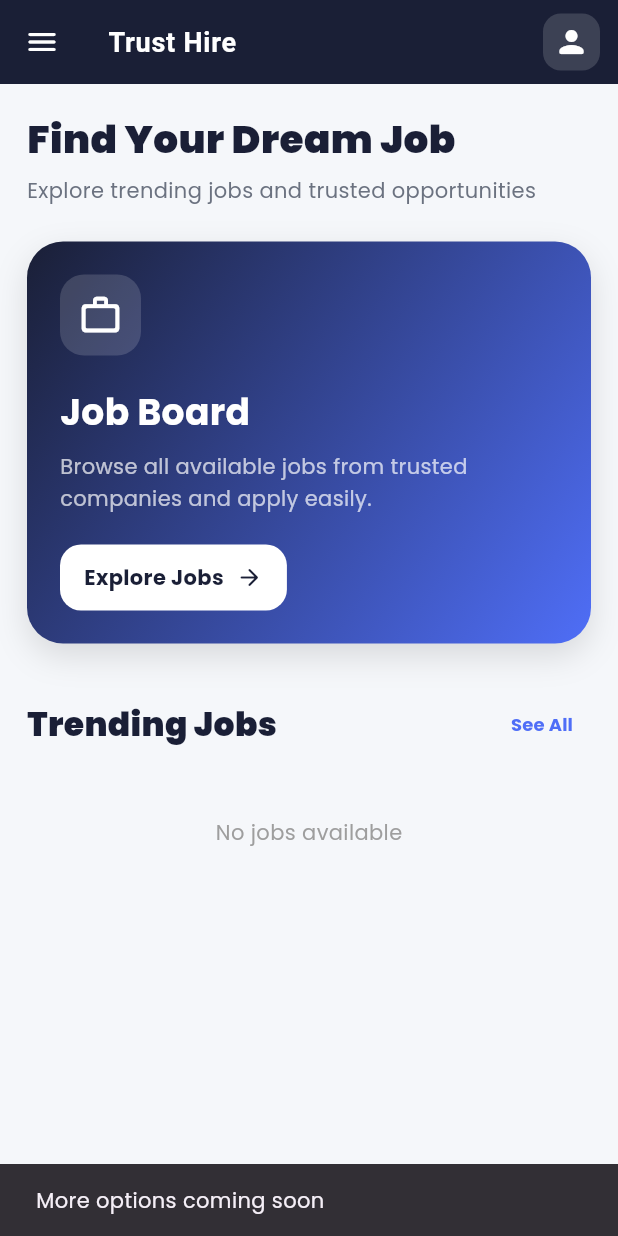
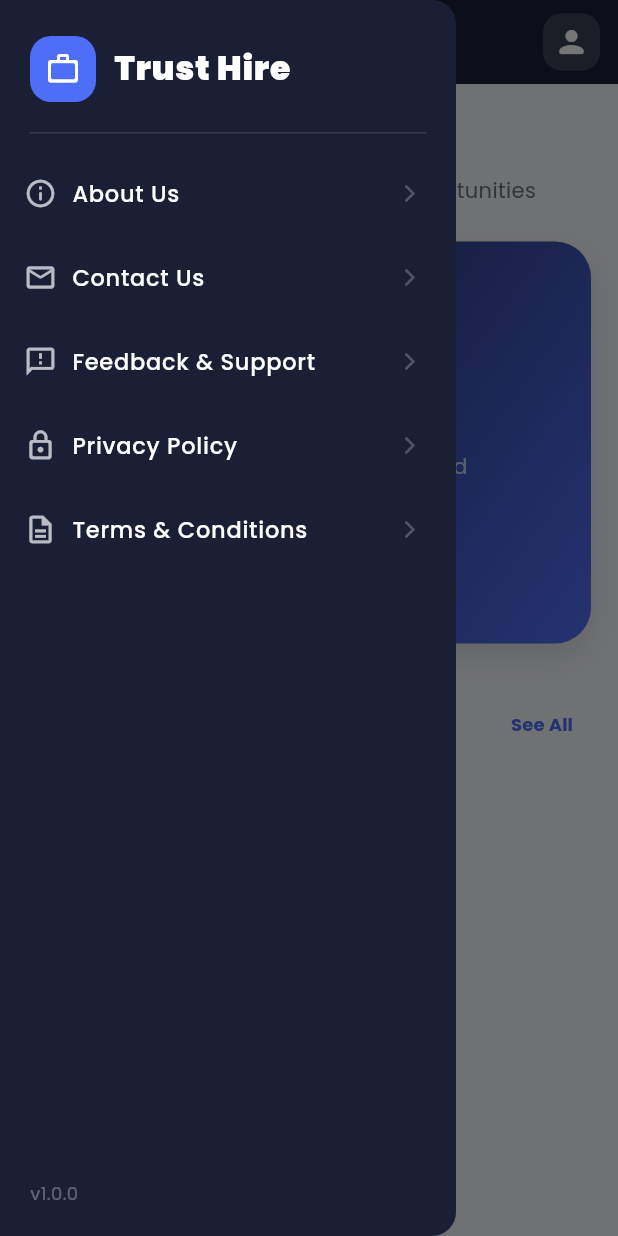
Before and after one commit to IfNusaibaCodes/TrustHire, a Flutter app: the JobFeedPage screen opened directly, after a tap on the "menu" icon, on a phone screen of 412 x 824 dp. Run offline on Flutter 3.47's test engine with Material 3 defaults, Android fonts, the phone set to English and light mode, and no system bars; our stand-ins replace get, google_fonts, iconsax, smooth_page_indicator, supabase_flutter; accounts and stored records are empty.

Commit message:
Initial commit

```diff
--- a/lib/Pages/Drawer/app_drawer.dart
+++ b/lib/Pages/Drawer/app_drawer.dart
@@ -0,0 +1,141 @@
+import 'package:flutter/material.dart';
+import 'about_us_page.dart';
+import 'contact_us_page.dart';
+import 'feedback_support_page.dart';
+import 'privacy_policy_page.dart';
+import 'terms_conditions_page.dart';
+
+class AppDrawer extends StatelessWidget {
+  const AppDrawer({super.key});
+
+  @override
+  Widget build(BuildContext context) {
+    return Drawer(
+      backgroundColor: const Color(0xFF1A1F36),
+      child: SafeArea(
+        child: Column(
+          crossAxisAlignment: CrossAxisAlignment.start,
+          children: [
+            // Header
+            Padding(
+              padding: const EdgeInsets.fromLTRB(20, 24, 20, 8),
+              child: Row(
+                children: [
+                  Container(
+                    width: 44,
+                    height: 44,
+                    decoration: BoxDecoration(
+                      color: const Color(0xFF4F6EF7),
+                      borderRadius: BorderRadius.circular(14),
+                    ),
+                    child: const Icon(
+                      Icons.work_outline_rounded,
+                      color: Colors.white,
+                      size: 24,
+                    ),
+                  ),
+                  const SizedBox(width: 12),
+                  const Text(
+                    'Trust Hire',
+                    style: TextStyle(
+                      color: Colors.white,
+                      fontSize: 22,
+                      fontWeight: FontWeight.w800,
+                      letterSpacing: 0.5,
+                    ),
+                  ),
+                ],
+              ),
+            ),
+
+            const Padding(
+              padding: EdgeInsets.symmetric(horizontal: 20, vertical: 12),
+              child: Divider(color: Colors.white12, height: 1),
+            ),
+
+            // Nav items
+            _DrawerItem(
+              icon: Icons.info_outline_rounded,
+              label: 'About Us',
+              onTap: () => _push(context, const AboutUsPage()),
+            ),
+            _DrawerItem(
+              icon: Icons.mail_outline_rounded,
+              label: 'Contact Us',
+              onTap: () => _push(context, const ContactUsPage()),
+            ),
+            _DrawerItem(
+              icon: Icons.feedback_outlined,
+              label: 'Feedback & Support',
+              onTap: () => _push(context, const FeedbackSupportPage()),
+            ),
+            _DrawerItem(
+              icon: Icons.lock_outline_rounded,
+              label: 'Privacy Policy',
+              onTap: () => _push(context, const PrivacyPolicyPage()),
+            ),
+            _DrawerItem(
+              icon: Icons.description_outlined,
+              label: 'Terms & Conditions',
+              onTap: () => _push(context, const TermsConditionsPage()),
+            ),
+
+            const Spacer(),
+
+            // Version tag at bottom
+            Padding(
+              padding: const EdgeInsets.all(20),
+              child: Text(
+                'v1.0.0',
+                style: TextStyle(
+                  color: Colors.white.withValues(alpha: 0.3),
+                  fontSize: 12,
+                ),
+              ),
+            ),
+          ],
+        ),
+      ),
+    );
+  }
+
+  void _push(BuildContext context, Widget page) {
+    Navigator.pop(context); // close drawer first
+    Navigator.push(context, MaterialPageRoute(builder: (_) => page));
+  }
+}
+
+class _DrawerItem extends StatelessWidget {
+  final IconData icon;
+  final String label;
+  final VoidCallback onTap;
+
+  const _DrawerItem({
+    required this.icon,
+    required this.label,
+    required this.onTap,
+  });
+
+  @override
+  Widget build(BuildContext context) {
+    return ListTile(
+      onTap: onTap,
+      leading: Icon(icon, color: Colors.white70, size: 22),
+      title: Text(
+        label,
+        style: const TextStyle(
+          color: Colors.white,
+          fontSize: 15,
+          fontWeight: FontWeight.w500,
+        ),
+      ),
+      trailing: const Icon(
+        Icons.arrow_forward_ios_rounded,
+        color: Colors.white24,
+        size: 14,
+      ),
+      shape: RoundedRectangleBorder(borderRadius: BorderRadius.circular(10)),
+      horizontalTitleGap: 8,
+    );
+  }
+}
--- a/lib/Pages/Job Feed/job_feed_page.dart
+++ b/lib/Pages/Job Feed/job_feed_page.dart
@@ -3,6 +3,7 @@ import 'package:flutter/material.dart';
 import '../../Model/job_model.dart';
 import '../../admin/admin_service.dart';
 import '../../admin/manage_trending_page.dart';
+import '../Drawer/app_drawer.dart';
 import '../../profile/profile_page.dart';
 import 'all_jobs.dart';
 import 'job_details.dart';
@@ -35,6 +36,7 @@ class _JobFeedPageState extends State<JobFeedPage> {
   Widget build(BuildContext context) {
     return Scaffold(
       backgroundColor: const Color(0xFFF5F7FA),
+      drawer: const AppDrawer(),
 
       // ================= APP BAR =================
       appBar: AppBar(
@@ -48,19 +50,13 @@ class _JobFeedPageState extends State<JobFeedPage> {
             letterSpacing: 0.5,
           ),
         ),
-
         // LEFT SIDE MORE ICON
-        leading: IconButton(
-          onPressed: () {
-            ScaffoldMessenger.of(context).showSnackBar(
-              const SnackBar(
-                content: Text("More options coming soon"),
-              ),
-            );
-          },
-          icon: const Icon(Icons.menu_rounded, color: Colors.white),
+        leading: Builder(
+          builder: (ctx) => IconButton(
+            onPressed: () => Scaffold.of(ctx).openDrawer(),
+            icon: const Icon(Icons.menu_rounded, color: Colors.white),
+          ),
         ),
-
         actions: [
           Padding(
             padding: const EdgeInsets.only(right: 12),
--- a/lib/main.dart
+++ b/lib/main.dart
@@ -15,13 +15,6 @@ import 'Pages/scam_detection_page.dart';
 import 'Pages/burnout_check_page.dart';
 import 'Pages/Planner/planner_page.dart';
 
-
-import 'Pages/Drawer/about_us_page.dart';
-import 'Pages/Drawer/contact_us_page.dart';
-import 'Pages/Drawer/privacy_policy_page.dart';
-import 'Pages/Drawer/terms_conditions_page.dart';
-import 'Pages/Drawer/feedback_support_page.dart';
-
 void main() async{
   await Supabase.initialize(
       url: "https://pgqagkfcbeifyibyyyce.supabase.co",
@@ -38,7 +31,7 @@ class MyApp extends StatelessWidget {
   Widget build(BuildContext context) {
     return GetMaterialApp(
 
-      home: FeedbackSupportPage(),
+      home: JobFeedPage(),
 
       theme: TCustomApp.customTheme,
 
```
